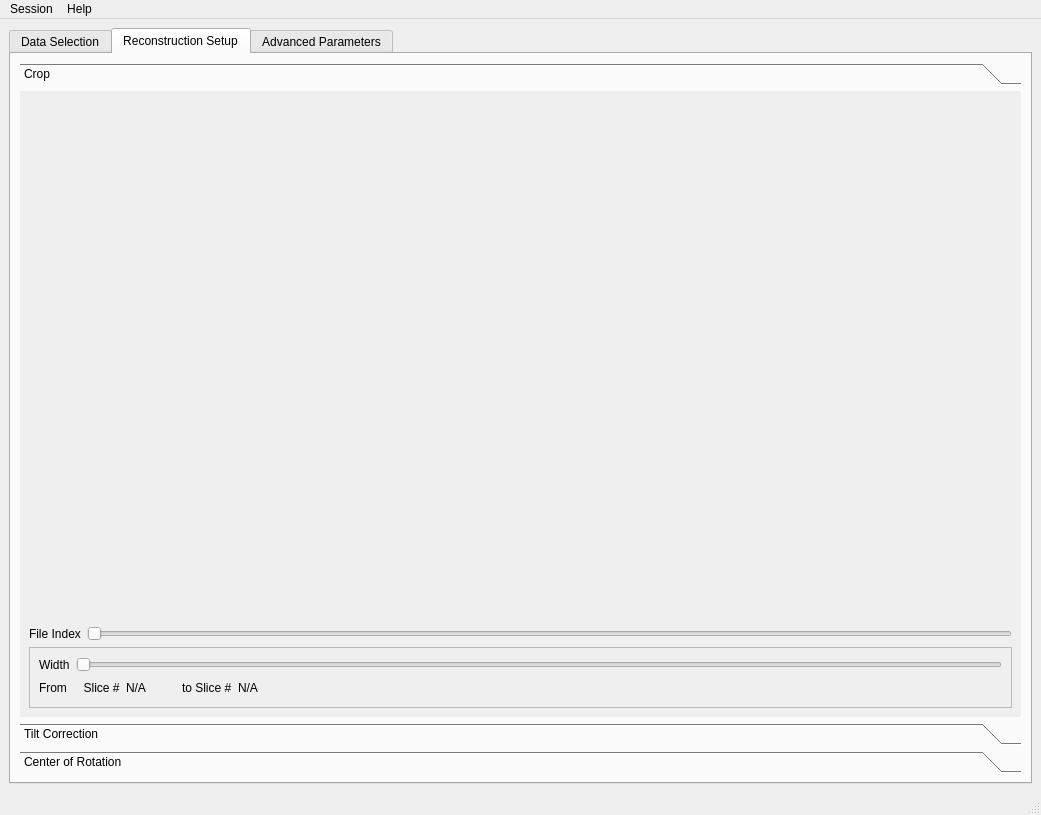
Before: the Qt Designer form src/ui/main_application.ui in ornlneutronimaging/pyMBIR_UI, drawn with Qt 5.
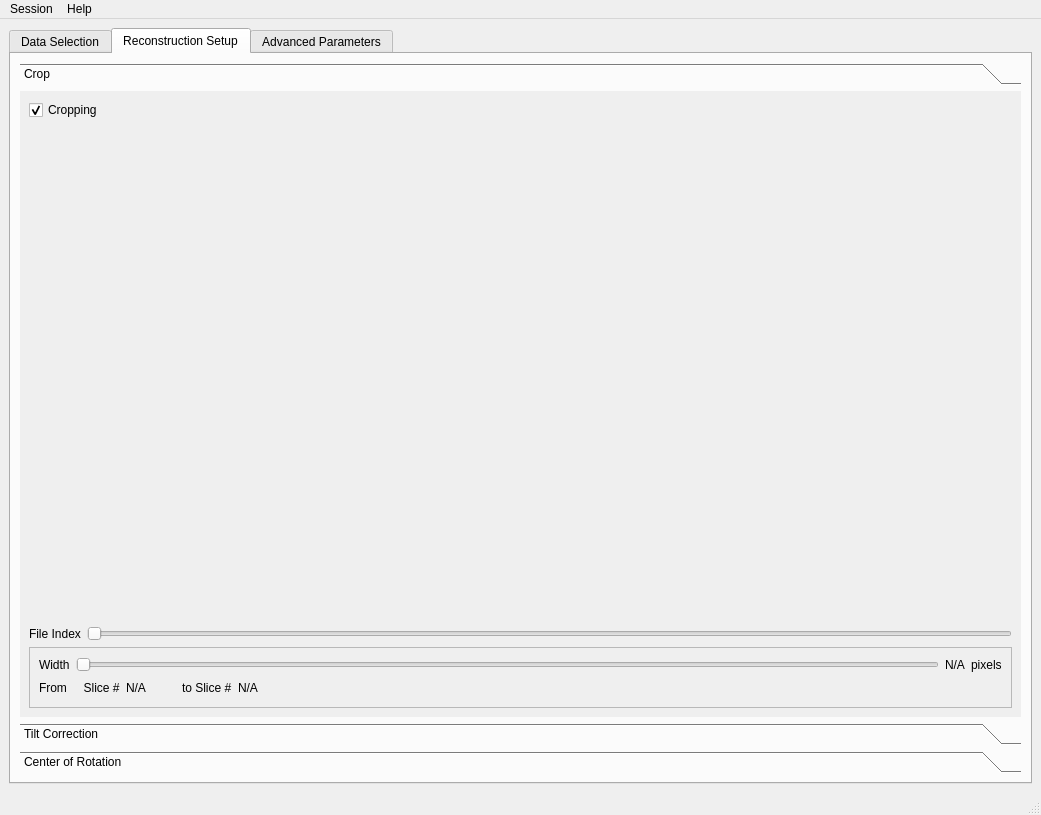
After: the same form once the commit is applied. Icons and pictures are not drawn.

Commit message: master cropping checkbox. this refs #4

```diff
--- a/src/ui/main_application.ui
+++ b/src/ui/main_application.ui
@@ -196,6 +196,16 @@
             <string>Crop</string>
            </attribute>
            <layout class="QVBoxLayout" name="verticalLayout_4">
+            <item>
+             <widget class="QCheckBox" name="cropping_checkBox">
+              <property name="text">
+               <string>Cropping</string>
+              </property>
+              <property name="checked">
+               <bool>true</bool>
+              </property>
+             </widget>
+            </item>
             <item>
              <widget class="QWidget" name="crop_widget" native="true">
               <property name="sizePolicy">
@@ -225,7 +235,10 @@
              </layout>
             </item>
             <item>
-             <widget class="QFrame" name="frame">
+             <widget class="QFrame" name="crop_frame">
+              <property name="enabled">
+               <bool>true</bool>
+              </property>
               <property name="frameShape">
                <enum>QFrame::StyledPanel</enum>
               </property>
@@ -249,6 +262,20 @@
                    </property>
                   </widget>
                  </item>
+                 <item>
+                  <widget class="QLabel" name="crop_width_label">
+                   <property name="text">
+                    <string>N/A</string>
+                   </property>
+                  </widget>
+                 </item>
+                 <item>
+                  <widget class="QLabel" name="label_8">
+                   <property name="text">
+                    <string>pixels</string>
+                   </property>
+                  </widget>
+                 </item>
                 </layout>
                </item>
                <item>
```
Left out of the diff: 20 changed lines with no effect on the pictures. The commit also changes 4 other files.
